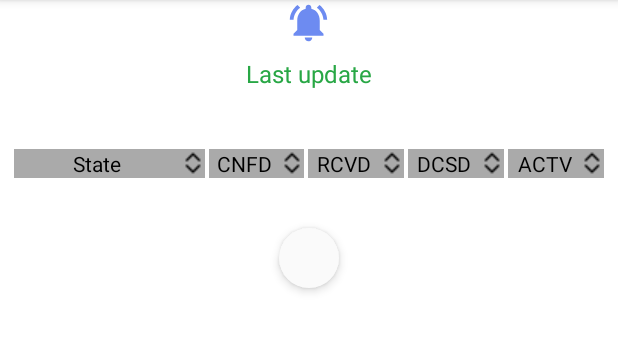
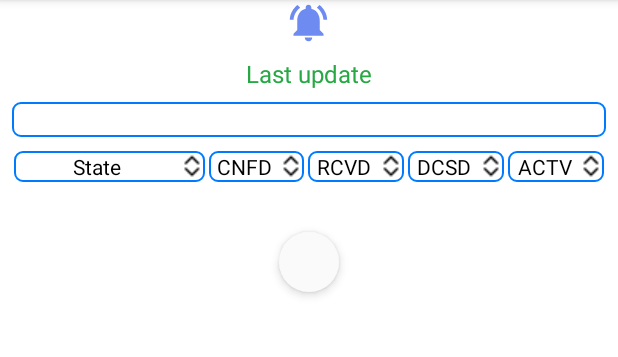
Before and after one commit to vishalkumarsinghvi/Covid19India, an Android app: the fragment StateWiseFragment shown on its own in the app's theme, on a phone screen of 412 x 824 dp, the part 84-441 px from its top. Run offline under Robolectric (Android 15) with nearby library versions, the phone set to English and light mode, and no system bars; 1 statement that could not run was skipped.

Commit message:
change sort template

```diff
--- /dev/null
+++ b/app/src/main/res/drawable/round_text.xml
@@ -0,0 +1,16 @@
+<?xml version="1.0" encoding="utf-8"?>
+<shape xmlns:android="http://schemas.android.com/apk/res/android">
+  <stroke
+    android:width="1dp"
+    android:color="@color/colorPrimary" />
+
+  <solid android:color="#ffffff" />
+
+  <padding
+    android:bottom="1dp"
+    android:left="1dp"
+    android:right="1dp"
+    android:top="1dp" />
+
+  <corners android:radius="5dp" />
+</shape>
--- a/app/src/main/res/layout/fragment_state_wise.xml
+++ b/app/src/main/res/layout/fragment_state_wise.xml
@@ -32,6 +32,7 @@
     android:layout_below="@id/tv_latest_updated"
     android:layout_marginStart="8dp"
     android:layout_marginTop="8dp"
+    android:background="@drawable/round_text"
     android:layout_marginEnd="8dp"
     android:orientation="horizontal"
     android:weightSum="4">
@@ -91,7 +92,7 @@
       android:layout_height="wrap_content"
       android:layout_margin="1dp"
       android:layout_weight="2"
-      android:background="@android:color/darker_gray"
+      android:background="@drawable/round_text"
       android:gravity="center"
       android:text="@string/state"
       android:textColor="@android:color/black"
@@ -103,7 +104,7 @@
       android:layout_height="wrap_content"
       android:layout_margin="1dp"
       android:layout_weight="1"
-      android:background="@android:color/darker_gray"
+      android:background="@drawable/round_text"
       android:gravity="center"
       android:text="@string/cnfmd"
       android:textColor="@android:color/black"
@@ -114,7 +115,7 @@
       android:layout_height="wrap_content"
       android:layout_margin="1dp"
       android:layout_weight="1"
-      android:background="@android:color/darker_gray"
+      android:background="@drawable/round_text"
       android:gravity="center"
       android:text="@string/rcvrd"
       android:textColor="@android:color/black"
@@ -125,7 +126,7 @@
       android:layout_height="wrap_content"
       android:layout_margin="1dp"
       android:layout_weight="1"
-      android:background="@android:color/darker_gray"
+      android:background="@drawable/round_text"
       android:gravity="center"
       android:text="@string/dcsd"
       android:textColor="@android:color/black"
@@ -136,7 +137,7 @@
       android:layout_height="wrap_content"
       android:layout_margin="1dp"
       android:layout_weight="1"
-      android:background="@android:color/darker_gray"
+      android:background="@drawable/round_text"
       android:gravity="center"
       android:text="@string/actv"
       android:textColor="@android:color/black"
```
Also changed, not shown: app/src/main/res/layout/fragment_raw_data.xml (+5 -5 lines), app/src/main/res/layout/fragment_tested_data.xml (+5 -5 lines), 1 other file.
